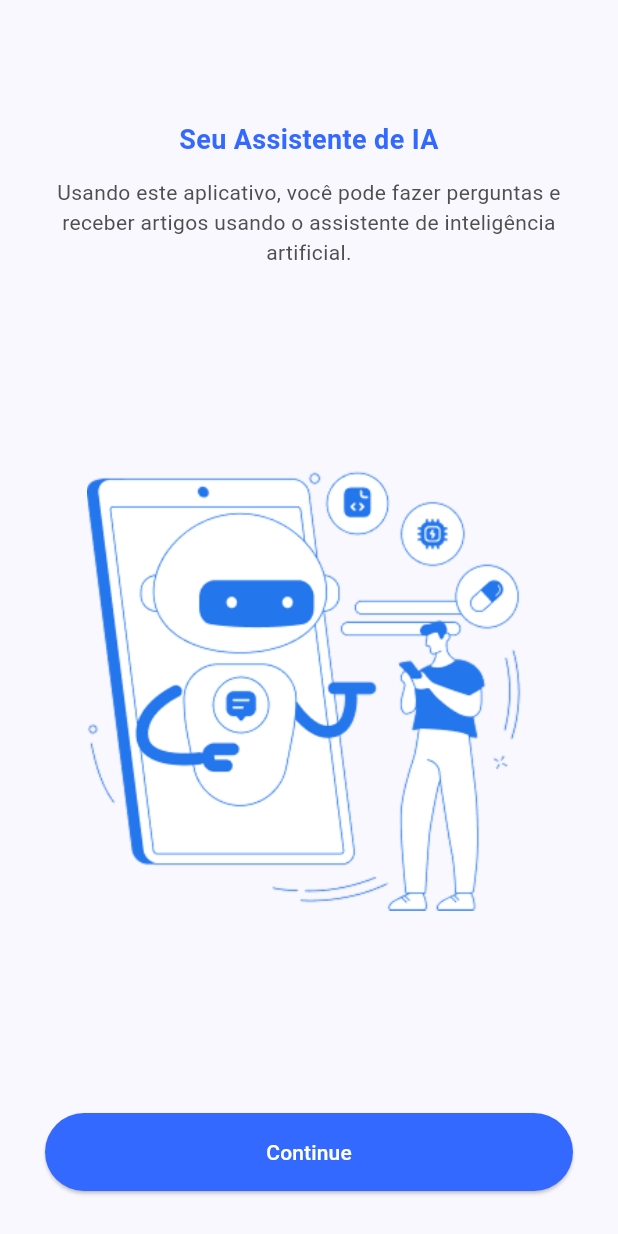
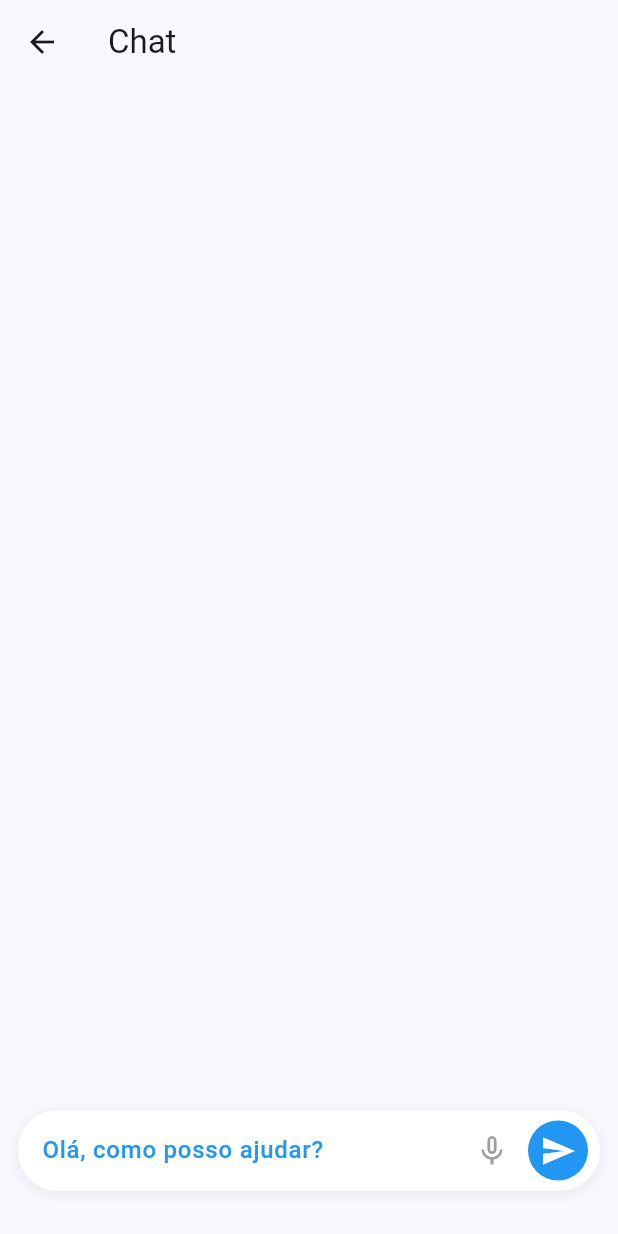
Before and after one commit to rccesar/OpenRouter, a Flutter app: the screen it shows after launch, after a tap on "Continue", on a phone screen of 412 x 824 dp. Run offline on Flutter 3.47's test engine with Material 3 defaults, Android fonts, the phone set to English and light mode, and no system bars.

Commit message:
criado tela de chat

```diff
--- a/lib/main.dart
+++ b/lib/main.dart
@@ -1,4 +1,5 @@
 import 'package:flutter/material.dart';
+import 'screens/chat.dart';
 
 void main() {
   runApp(const MyHome());
@@ -76,7 +77,10 @@ class MyHomePage extends StatelessWidget {
                   padding: const EdgeInsets.symmetric(vertical: 16),
                 ),
                 onPressed: () {
-                  // Ação do botão aqui
+                  Navigator.push(
+                    context,
+                    MaterialPageRoute(builder: (context) => ChatScreen()),
+                  );
                 },
                 child: const Text("Continue"),
               ),
--- /dev/null
+++ b/lib/screens/chat.dart
@@ -0,0 +1,69 @@
+import 'package:flutter/material.dart';
+
+class ChatScreen extends StatelessWidget {
+  @override
+  Widget build(BuildContext context) {
+    return Scaffold(
+      appBar: AppBar(title: Text('Chat')),
+      body: Column(),
+
+      /// 🔽 Campo de input fixado no final da tela
+      bottomNavigationBar: Padding(
+        padding: const EdgeInsets.fromLTRB(12.0, 30.0, 12.0, 30.0),
+        child: Container(
+          decoration: BoxDecoration(
+            color: Colors.white,
+            borderRadius: BorderRadius.circular(30),
+            boxShadow: [
+              BoxShadow(
+                color: Colors.grey.withAlpha(51),
+                blurRadius: 8,
+                offset: Offset(0, 2),
+              ),
+            ],
+          ),
+
+          child: Row(
+            children: [
+              Expanded(
+                child: Padding(
+                  padding: const EdgeInsets.symmetric(horizontal: 16),
+                  child: TextField(
+                    decoration: InputDecoration(
+                      border: InputBorder.none,
+                      hintText: 'Olá, como posso ajudar?',
+                      hintStyle: TextStyle(
+                        color: Colors.blue,
+                        fontWeight: FontWeight.w500,
+                      ),
+                      contentPadding: EdgeInsets.symmetric(vertical: 15),
+                    ),
+                    style: TextStyle(color: Colors.blue),
+                  ),
+                ),
+              ),
+              IconButton(
+                icon: Icon(Icons.mic_none, color: Colors.grey),
+                onPressed: () {
+                  // microfone
+                },
+              ),
+              Padding(
+                padding: const EdgeInsets.only(right: 8),
+                child: CircleAvatar(
+                  backgroundColor: Colors.blue,
+                  child: IconButton(
+                    icon: Icon(Icons.send, color: Colors.white),
+                    onPressed: () {
+                      // enviar mensagem
+                    },
+                  ),
+                ),
+              ),
+            ],
+          ),
+        ),
+      ),
+    );
+  }
+}
```
